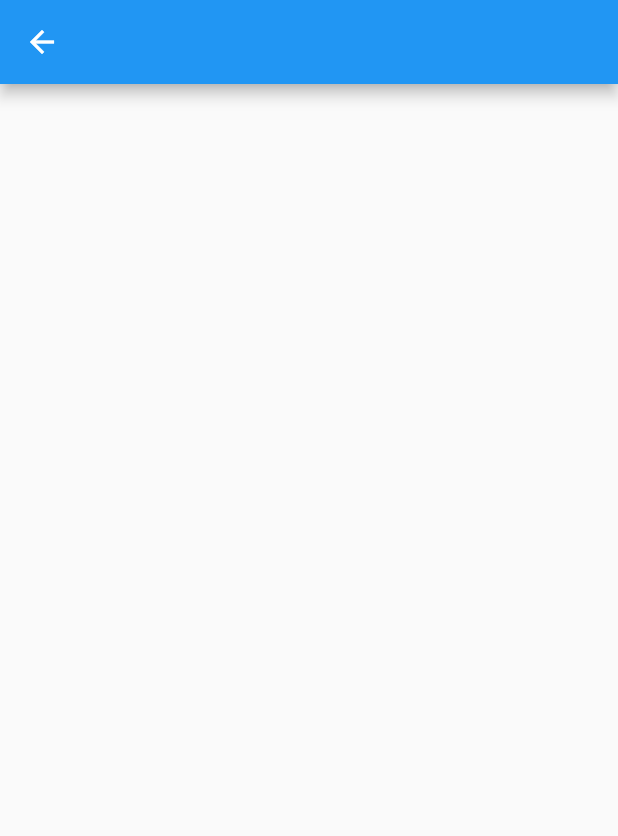
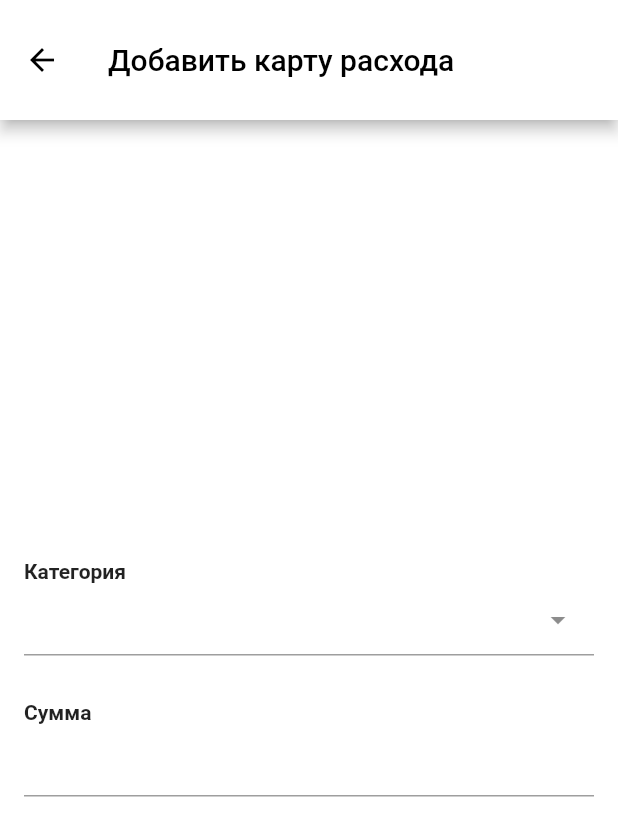
Before and after one commit to edelew/wallet-guardian, a Flutter app: the screen it shows after launch, after a tap on "Добавить", on a phone screen of 412 x 824 dp. Shown: the top 836 px of the screen. Run offline on Flutter 3.47's test engine with Material 2 defaults, Android fonts, the light colour scheme and no system bars.

Commit message:
Created form_screen

```diff
--- a/lib/ui/widgets/form_screen/form_screen_widget.dart
+++ b/lib/ui/widgets/form_screen/form_screen_widget.dart
@@ -1,7 +1,5 @@
-import 'package:flutter/cupertino.dart';
 import 'package:flutter/material.dart';
-import 'package:flutter/src/foundation/key.dart';
-import 'package:flutter/src/widgets/framework.dart';
+import 'package:flutter/services.dart';
 
 class FormScreenWidget extends StatelessWidget {
   const FormScreenWidget({Key? key}) : super(key: key);
@@ -9,8 +7,57 @@ class FormScreenWidget extends StatelessWidget {
   @override
   Widget build(BuildContext context) {
     return Scaffold(
-      appBar: AppBar(),
-      body: Column(),
+      appBar: const PreferredSize(
+        preferredSize: Size.fromHeight(80),
+        child: _AppBarWidget(),
+      ),
+      backgroundColor: Colors.white,
+      body: Padding(
+        padding: const EdgeInsets.symmetric(horizontal: 16),
+        child: Column(
+          mainAxisAlignment: MainAxisAlignment.center,
+          crossAxisAlignment: CrossAxisAlignment.start,
+          children: [
+            const Text(
+              "Категория",
+              style: TextStyle(fontWeight: FontWeight.bold),
+            ),
+            TextField(
+              onTap: () {},
+              keyboardType: TextInputType.none,
+              decoration: const InputDecoration(
+                suffixIcon: Icon(Icons.arrow_drop_down),
+              ),
+            ),
+            const SizedBox(height: 30),
+            const Text(
+              "Сумма",
+              style: TextStyle(fontWeight: FontWeight.bold),
+            ),
+            TextField(
+                keyboardType: TextInputType.number,
+                inputFormatters: [FilteringTextInputFormatter.digitsOnly]),
+          ],
+        ),
+      ),
     );
   }
 }
+
+class _AppBarWidget extends StatelessWidget {
+  const _AppBarWidget({Key? key}) : super(key: key);
+
+  @override
+  Widget build(BuildContext context) {
+    return AppBar(
+      title: const Text("Добавить карту расхода"),
+      toolbarHeight: 80,
+      // elevation: 0,
+      // shape: const Border(
+      //   bottom: BorderSide(color: Colors.black, width: 2),
+      // ),
+      backgroundColor: Colors.white,
+      foregroundColor: Colors.black,
+    );
+  }
+}
--- a/lib/ui/widgets/main_screen/main_screen_widget.dart
+++ b/lib/ui/widgets/main_screen/main_screen_widget.dart
@@ -7,7 +7,10 @@ class MainScreenWidget extends StatelessWidget {
   @override
   Widget build(BuildContext context) {
     return Scaffold(
-      appBar: const _MainScreenAppBarWidget(),
+      appBar: const PreferredSize(
+        preferredSize: Size.fromHeight(80),
+        child: _AppBarWidget(),
+      ),
       body: Column(
         children: [
           const Expanded(
@@ -86,28 +89,22 @@ class MainScreenWidget extends StatelessWidget {
   }
 }
 
-class _MainScreenAppBarWidget extends StatelessWidget
-    implements PreferredSizeWidget {
-  const _MainScreenAppBarWidget({Key? key}) : super(key: key);
+class _AppBarWidget extends StatelessWidget {
+  const _AppBarWidget({Key? key}) : super(key: key);
 
   @override
   Widget build(BuildContext context) {
     return AppBar(
-      title: const Text(
-        "6 декабря 2022",
-        style: TextStyle(color: Colors.black),
-      ),
+      title: const Text("6 декабря 2022"),
       toolbarHeight: 80,
       // elevation: 0,
       // shape: const Border(
       //   bottom: BorderSide(color: Colors.black, width: 2),
       // ),
       backgroundColor: Colors.white,
+      foregroundColor: Colors.black,
     );
   }
-
-  @override
-  Size get preferredSize => const Size.fromHeight(80);
 }
 
 class _MainScreenListWidget extends StatelessWidget {
```
